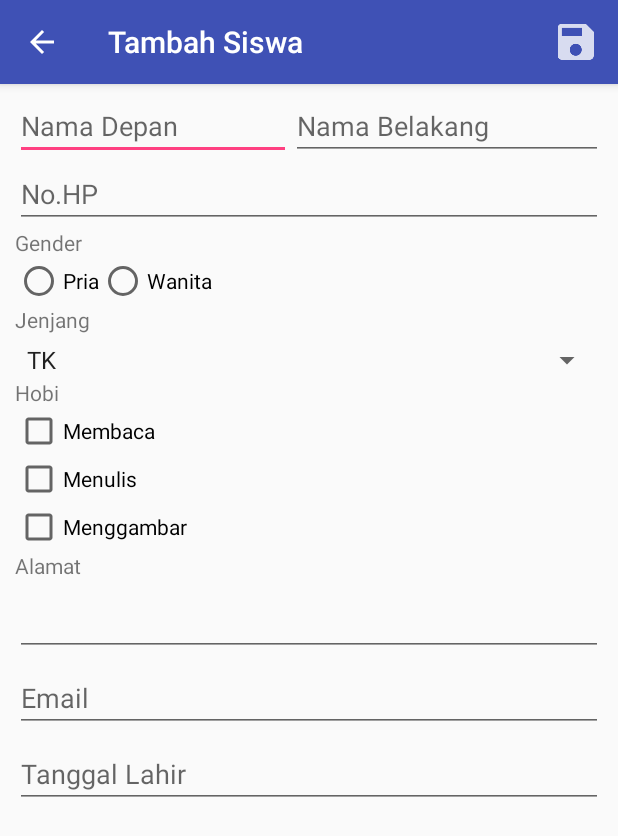
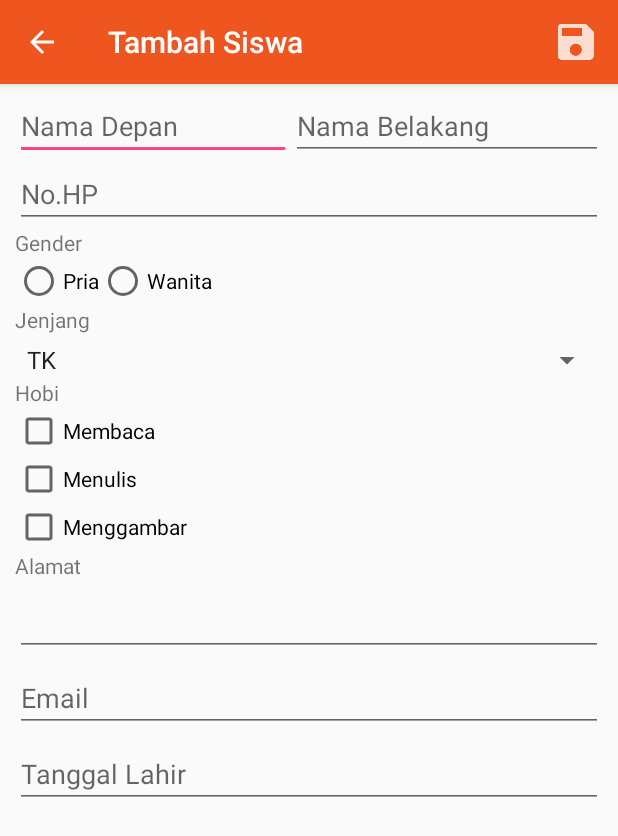
Before and after one commit to faizainur/SekolahKu, an Android app: the FormActvity screen opened directly, with no data from a screen before it, on a phone screen of 412 x 824 dp. Shown: the top 836 px of the screen. Run offline under Robolectric (Android 15) with nearby library versions, the phone set to English and light mode, and no system bars.

Commit message:
Sixth Commit

```diff
--- a/app/src/main/AndroidManifest.xml
+++ b/app/src/main/AndroidManifest.xml
@@ -8,7 +8,7 @@
         android:label="@string/app_name"
         android:roundIcon="@mipmap/ic_launcher_round"
         android:supportsRtl="true"
-        android:theme="@style/AppTheme" >
+        android:theme="@style/AppTheme">
         <activity android:name=".ListActivity">
             <intent-filter>
                 <action android:name="android.intent.action.MAIN" />
--- a/app/src/main/java/com/jurnalit/sekolahku/ListActivity.java
+++ b/app/src/main/java/com/jurnalit/sekolahku/ListActivity.java
@@ -28,7 +28,7 @@ public class ListActivity extends AppCompatActivity {
 
         // Mengisi
         studentList = dataSource.getAllStudent();
-        Log.d("ListActivity", "studentList" + studentList.size());
+        Log.d("ListActivity", "studentList " + studentList.size());
     }
 
     @Override
--- a/app/src/main/res/values/colors.xml
+++ b/app/src/main/res/values/colors.xml
@@ -1,6 +1,6 @@
 <?xml version="1.0" encoding="utf-8"?>
 <resources>
-    <color name="colorPrimary">#3F51B5</color>
-    <color name="colorPrimaryDark">#303F9F</color>
+    <color name="colorPrimary">#ef551f </color>
+    <color name="colorPrimaryDark">#ef550a</color>
     <color name="colorAccent">#FF4081</color>
 </resources>
```
Also changed, not shown: app/src/main/java/com/jurnalit/sekolahku/FormActvity.java (+19 -6 lines).
